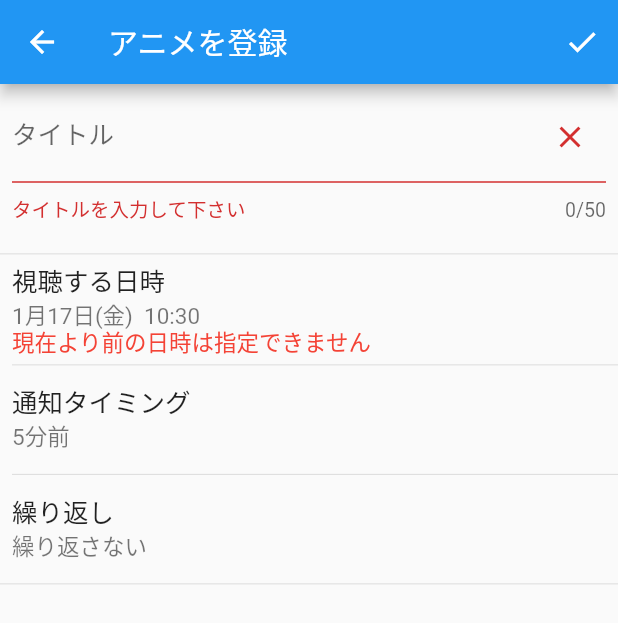
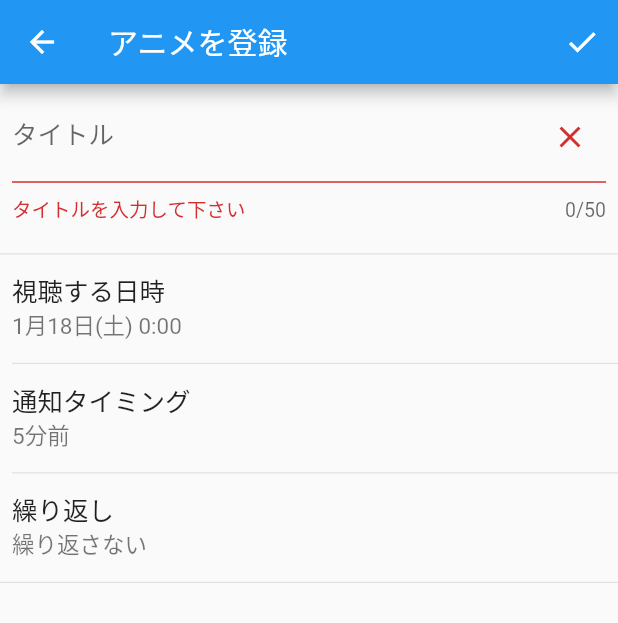
Before and after one commit to KazuyoshiHidaka/anilife-mobile, a Flutter app: the CreateAnimePage screen opened by its route, after a tap on the "check" icon, on a phone screen of 412 x 824 dp. Shown: the top 623 px of the screen. Run offline on Flutter 3.47's test engine with Material 2 defaults, Android fonts, the phone set to English and light mode, and no system bars; our stand-ins replace dynamic_theme, flutter_datetime_picker; missing offline and left inert: flutter_picker.

Commit message:
modify AnimeForm

```diff
--- a/lib/main.dart
+++ b/lib/main.dart
@@ -39,8 +39,7 @@ class App extends StatelessWidget {
             initialRoute: '/',
             routes: {
               '/': (context) => MyAnimes(),
-              '/animes/new': (context) =>
-                  CreateAnimePage(title: const Text('アニメを登録')),
+              '/animes/new': (context) => CreateAnimePage(),
             },
           );
         },
--- a/lib/screens/create_anime_page/create_anime.dart
+++ b/lib/screens/create_anime_page/create_anime.dart
@@ -2,14 +2,12 @@ import 'package:anilife_mobile/screens/form/anime_form.dart';
 import 'package:flutter/material.dart';
 
 class CreateAnimePage extends StatelessWidget {
-  CreateAnimePage({@required Text title}) : _title = title;
   final GlobalKey<FormState> _formKey = GlobalKey<FormState>();
-  final Text _title;
   @override
   Widget build(BuildContext context) {
     return Scaffold(
       appBar: AppBar(
-        title: _title,
+        title: const Text('アニメを登録'),
         actions: <Widget>[
           Builder(
             builder: (context) {
--- a/lib/screens/form/datatime_picker_form_field.dart
+++ b/lib/screens/form/datatime_picker_form_field.dart
@@ -10,16 +10,16 @@ class DateTimePickerFormField extends StatefulWidget {
 }
 
 class _DateTimePickerFormFieldState extends State<DateTimePickerFormField> {
-  DateTime _dateTimeState = DateTime.now();
-  String _date;
+  DateTime _dateTimeState;
 
   String _datetimeFormat(DateTime datetime) {
+    DateFormat _date;
     if (datetime.year == DateTime.now().year) {
-      _date = DateFormat.MMMEd('ja').format(datetime);
+      _date = DateFormat.MMMEd('ja');
     } else {
-      _date = DateFormat.yMMMEd('ja').format(datetime);
+      _date = DateFormat.yMMMEd('ja');
     }
-    return '$_date  ${DateFormat.Hm('ja').format(datetime)}';
+    return '${_date.add_Hm().format(datetime)}';
   }
 
   String _errorText() {
@@ -29,12 +29,22 @@ class _DateTimePickerFormFieldState extends State<DateTimePickerFormField> {
   }
 
   @override
+  void initState() {
+    super.initState();
+    final _datetime = DateTime.now();
+    _dateTimeState = DateTime.utc(
+      _datetime.year,
+      _datetime.month,
+      _datetime.add(const Duration(days: 1)).day,
+    ).toLocal();
+  }
+
+  @override
   Widget build(BuildContext context) {
     return FormField(
       initialValue: _datetimeFormat(_dateTimeState),
       enabled: false,
       validator: (_) {
-        if (_errorText() != null) {}
         return _errorText();
       },
       builder: (state) {
```
